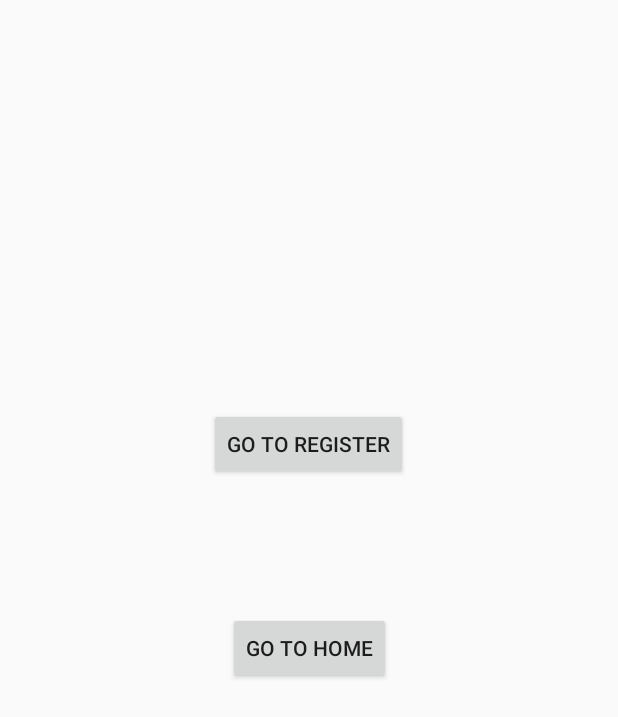
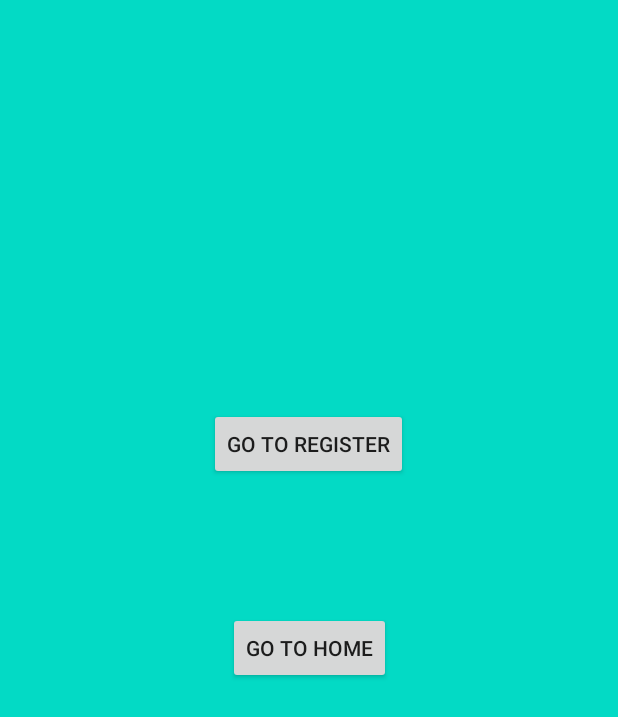
Before and after one commit to HoangKhang0410/JolieCoffee, an Android app: the screen it shows after launch (MainActivity), on a phone screen of 412 x 824 dp. Shown: the top 717 px of the screen. Run offline under Robolectric (Android 15) with nearby library versions, the phone set to English and light mode, and no system bars.

Commit message:
change account

```diff
--- a/app/src/main/res/layout/fragment_login.xml
+++ b/app/src/main/res/layout/fragment_login.xml
@@ -3,6 +3,7 @@
     xmlns:app="http://schemas.android.com/apk/res-auto"
     xmlns:tools="http://schemas.android.com/tools"
     android:layout_width="match_parent"
+    android:background="@color/teal_200"
     android:layout_height="match_parent">
 
     <Button
```
